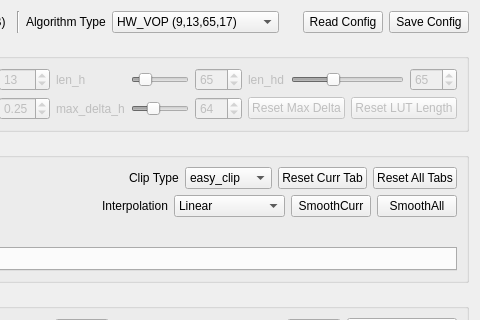
The window that script/verify_tool_app/ui/acm_ui.ui (FaiScofield/hwpq_verify) describes before a commit, drawn with Qt 5; both pictures show x 371 to 851 and y 0 to 320 of the 851 by 447 pixel window.
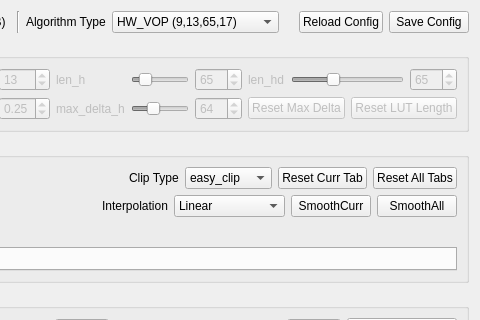
The same window after the commit.

```diff
--- a/script/verify_tool_app/ui/acm_ui.ui
+++ b/script/verify_tool_app/ui/acm_ui.ui
@@ -111,7 +111,7 @@
      <item>
       <widget class="QPushButton" name="pushButton_read_config">
        <property name="text">
-        <string>Read Config</string>
+        <string>Reload Config</string>
        </property>
       </widget>
      </item>
```
